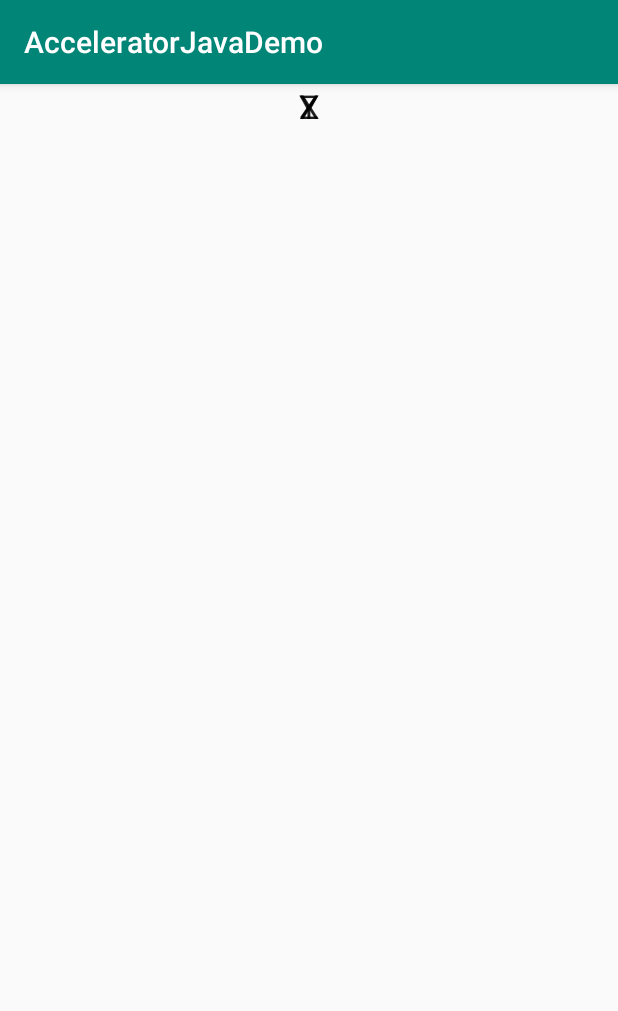
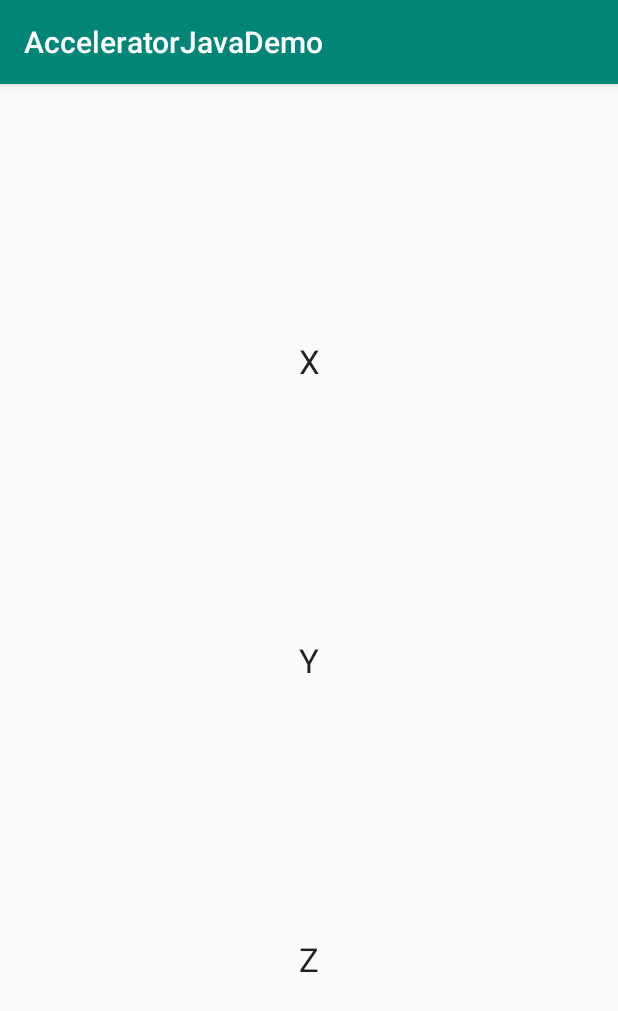
Before and after one commit to DownUndered/AcceleratorJavaDemo, an Android app: the screen it shows after launch (MainActivity), on a phone screen of 412 x 824 dp. Shown: the top 1011 px of the screen. Run offline under Robolectric (Android 15) with nearby library versions, the phone set to English and light mode, and no system bars.

Commit message:
layout constraint fixed

```diff
--- a/app/src/main/res/layout/activity_main.xml
+++ b/app/src/main/res/layout/activity_main.xml
@@ -10,32 +10,35 @@
         android:id="@+id/xText"
         android:layout_width="wrap_content"
         android:layout_height="wrap_content"
-        android:text="X"
+        android:text="@string/x"
         android:textAppearance="@android:style/TextAppearance.Material.Large"
+        app:layout_constraintBottom_toTopOf="@+id/yText"
         app:layout_constraintEnd_toEndOf="parent"
         app:layout_constraintHorizontal_bias="0.5"
         app:layout_constraintStart_toStartOf="parent"
-        tools:layout_editor_absoluteY="163dp" />
+        app:layout_constraintTop_toTopOf="parent" />
 
     <TextView
         android:id="@+id/yText"
         android:layout_width="wrap_content"
         android:layout_height="wrap_content"
-        android:text="Y"
+        android:text="@string/y"
         android:textAppearance="@android:style/TextAppearance.Material.Large"
+        app:layout_constraintBottom_toBottomOf="parent"
         app:layout_constraintEnd_toEndOf="parent"
         app:layout_constraintHorizontal_bias="0.5"
         app:layout_constraintStart_toStartOf="parent"
-        tools:layout_editor_absoluteY="243dp" />
+        app:layout_constraintTop_toTopOf="parent" />
 
     <TextView
         android:id="@+id/zText"
         android:layout_width="wrap_content"
         android:layout_height="wrap_content"
-        android:text="Z"
+        android:text="@string/z"
         android:textAppearance="@android:style/TextAppearance.Material.Large"
+        app:layout_constraintBottom_toBottomOf="parent"
         app:layout_constraintEnd_toEndOf="parent"
         app:layout_constraintHorizontal_bias="0.5"
         app:layout_constraintStart_toStartOf="parent"
-        tools:layout_editor_absoluteY="318dp" />
+        app:layout_constraintTop_toBottomOf="@+id/yText" />
 </android.support.constraint.ConstraintLayout>
--- a/app/src/main/res/values/strings.xml
+++ b/app/src/main/res/values/strings.xml
@@ -1,3 +1,6 @@
 <resources>
     <string name="app_name">AcceleratorJavaDemo</string>
+    <string name="y">Y</string>
+    <string name="x">X</string>
+    <string name="z">Z</string>
 </resources>
```
